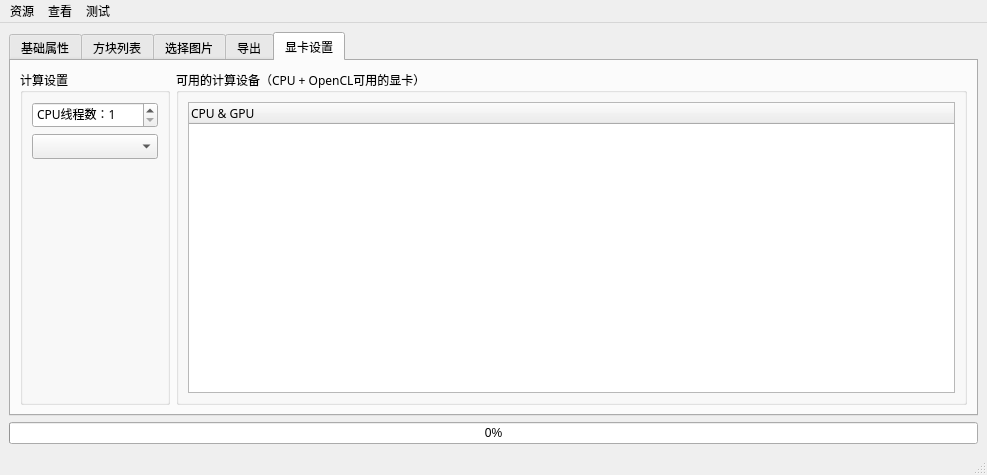
Qt form VisualCraft/VCWind.ui (SlopeCraft/SlopeCraft) before a commit.
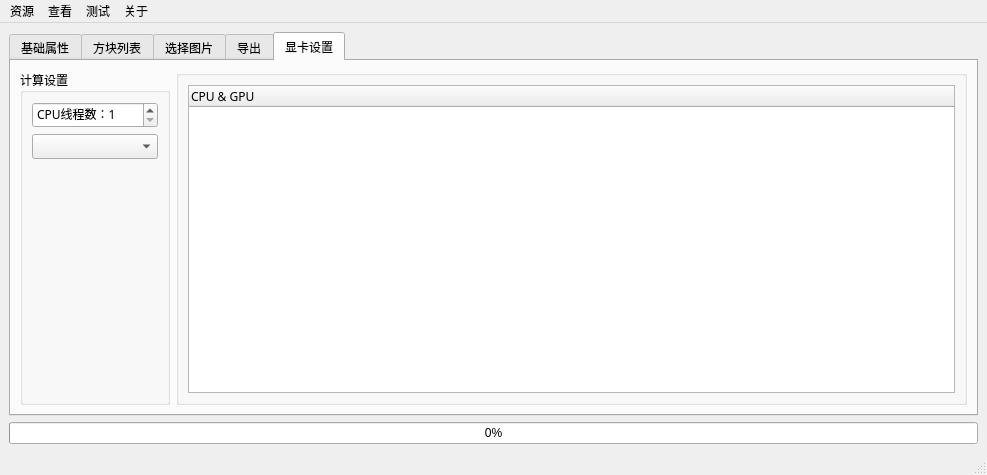
The same form after that commit. The open tabs and pages were chosen to show the change.

```diff
--- a/VisualCraft/VCWind.ui
+++ b/VisualCraft/VCWind.ui
@@ -1028,7 +1028,7 @@
           <item row="0" column="1">
            <widget class="QGroupBox" name="groupBox_8">
             <property name="title">
-             <string>可用的计算设备（CPU + OpenCL可用的显卡）</string>
+             <string notr="true"/>
             </property>
             <property name="flat">
              <bool>false</bool>
@@ -1154,9 +1154,19 @@
     <addaction name="ac_load_resource"/>
     <addaction name="ac_set_allowed"/>
    </widget>
+   <widget class="QMenu" name="menu_about">
+    <property name="title">
+     <string>关于</string>
+    </property>
+    <addaction name="action_about_VisualCraft"/>
+    <addaction name="action_report_bugs"/>
+    <addaction name="action_github_repo"/>
+    <addaction name="action_deveploer_homepage"/>
+   </widget>
    <addaction name="menu_resource"/>
    <addaction name="menu_browse"/>
    <addaction name="menu_tests"/>
+   <addaction name="menu_about"/>
   </widget>
   <widget class="QStatusBar" name="statusbar"/>
   <action name="action_test01">
```
Left out of the diff: 22 changed lines with no effect on the pictures.
